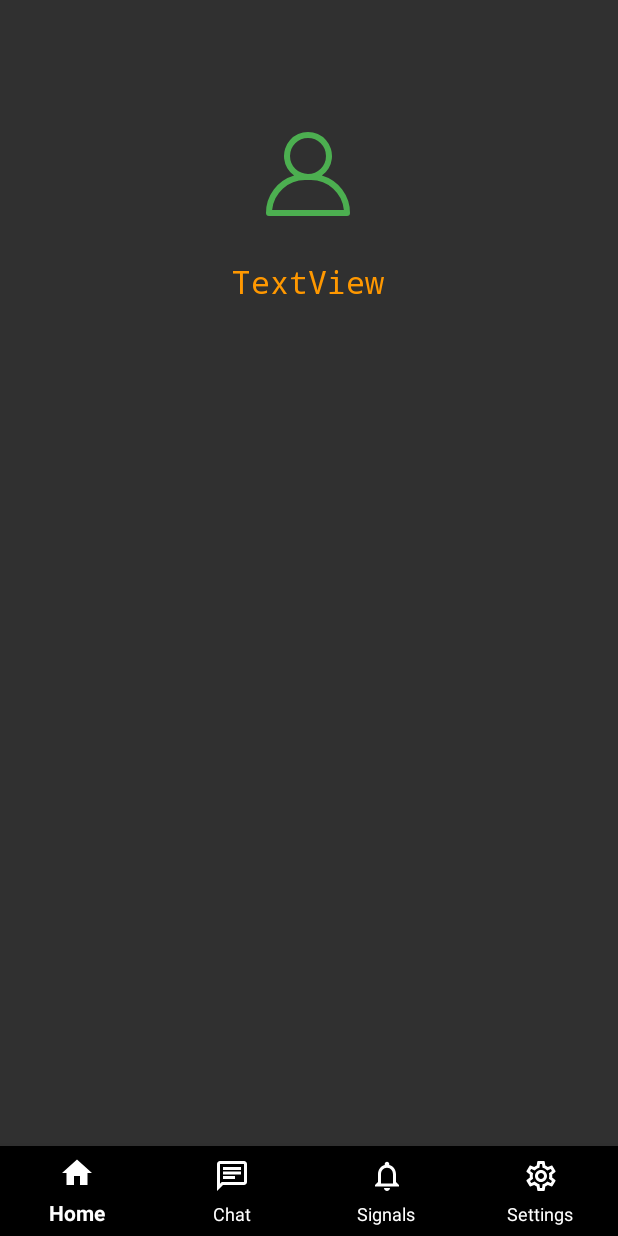
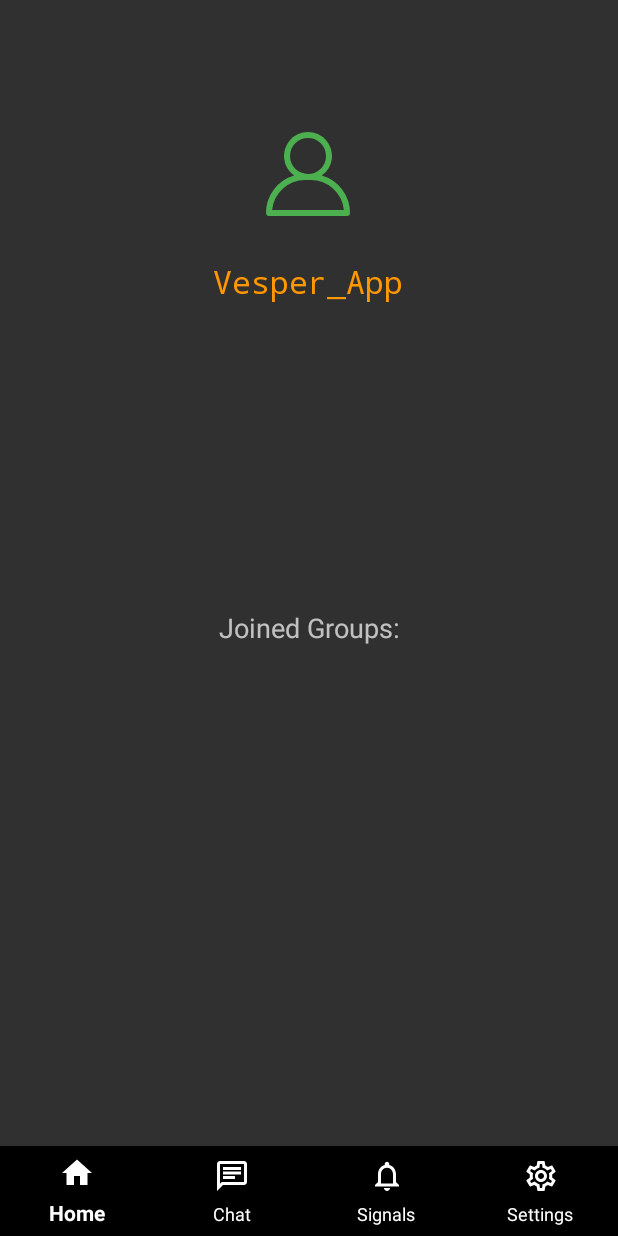
Before and after one commit to ginomcfino/Vesper_Android, an Android app: the fragment UserProfile placed in its activity, on a phone screen of 412 x 824 dp. Run offline under Robolectric (Android 15) with nearby library versions, the phone set to English and light mode, and no system bars; our stand-ins replace Firebase (no records; nobody signed in at launch, a user with empty details on screens opened directly); libraries missing offline, so code that uses them is left out: com.anychart, com.anychart.chart, com.anychart.charts, com.anychart.data, io.grpc; 6 statements that could not run were skipped.

Commit message:
finished personal settings

```diff
--- a/app/src/main/java/com/company/vesper/UserProfile.java
+++ b/app/src/main/java/com/company/vesper/UserProfile.java
@@ -3,10 +3,26 @@ package com.company.vesper;
 import android.os.Bundle;
 
 import androidx.fragment.app.Fragment;
+import com.company.vesper.State;
 
 import android.view.LayoutInflater;
 import android.view.View;
 import android.view.ViewGroup;
+import android.widget.ExpandableListView;
+import android.widget.TextView;
+
+import com.company.vesper.databinding.FragmentModifyWatchlistBinding;
+import com.company.vesper.databinding.FragmentUserProfileBinding;
+import com.company.vesper.dbModels.GroupInfo;
+import com.company.vesper.dbModels.UserInfo;
+import com.company.vesper.groups.GroupListAdapter;
+import com.google.firebase.firestore.DocumentSnapshot;
+import com.google.firebase.firestore.QuerySnapshot;
+
+import org.w3c.dom.Text;
+
+import java.util.ArrayList;
+import java.util.List;
 
 /**
  * A simple {@link Fragment} subclass.
@@ -14,6 +30,9 @@ import android.view.ViewGroup;
  * create an instance of this fragment.
  */
 public class UserProfile extends Fragment {
+
+    ExpandableListView expandableListView;
+    TextView username;
 
     // TODO: Rename parameter arguments, choose names that match
     // the fragment initialization parameters, e.g. ARG_ITEM_NUMBER
@@ -32,8 +51,6 @@ public class UserProfile extends Fragment {
      * Use this factory method to create a new instance of
      * this fragment using the provided parameters.
      *
-     * @param param1 Parameter 1.
-     * @param param2 Parameter 2.
      * @return A new instance of fragment UserProfile.
      */
     // TODO: Rename and change types and number of parameters
@@ -59,6 +76,25 @@ public class UserProfile extends Fragment {
     public View onCreateView(LayoutInflater inflater, ViewGroup container,
                              Bundle savedInstanceState) {
         // Inflate the layout for this fragment
-        return inflater.inflate(R.layout.fragment_user_profile, container, false);
+        //return inflater.inflate(R.layout.fragment_user_profile, container, false);
+        ;
+        FragmentUserProfileBinding binding = FragmentUserProfileBinding.inflate(inflater);
+        View view = binding.getRoot();
+
+        UserInfo user = State.getUser();
+
+        username = view.findViewById(R.id.username);
+        username.setText(user.getName());
+
+        List<GroupInfo> groups = new ArrayList<>();
+        GroupListAdapter adapter = new GroupListAdapter(getContext(), groups);
+
+        groups.addAll(State.getUser().getGroups());
+
+        adapter.notifyDataSetChanged();
+
+        binding.joinedGroups.setAdapter(adapter);
+
+        return view;
     }
 }
--- a/app/src/main/res/layout/fragment_user_profile.xml
+++ b/app/src/main/res/layout/fragment_user_profile.xml
@@ -16,7 +16,7 @@
             android:layout_height="143dp"
             android:layout_marginTop="84dp"
             android:gravity="center"
-            android:text="TextView"
+            android:text="@string/app_name"
             android:textColor="#FF9800"
             android:textSize="21sp"
             android:typeface="monospace"
@@ -26,6 +26,28 @@
             app:layout_constraintHorizontal_bias="0.497"
             app:layout_constraintStart_toStartOf="parent"
             app:layout_constraintTop_toTopOf="parent" />
+
+        <TextView
+            android:id="@+id/textView2"
+            android:layout_width="wrap_content"
+            android:layout_height="wrap_content"
+            android:layout_marginBottom="32dp"
+            android:text="@string/list_groups"
+            android:textSize="18sp"
+            app:layout_constraintBottom_toTopOf="@+id/joined_groups"
+            app:layout_constraintEnd_toEndOf="parent"
+            app:layout_constraintStart_toStartOf="parent" />
+
+        <ListView
+            android:id="@+id/joined_groups"
+            android:layout_width="wrap_content"
+            android:layout_height="300dp"
+            android:layout_marginBottom="1dp"
+            app:layout_constraintBottom_toBottomOf="parent"
+            app:layout_constraintEnd_toEndOf="parent"
+            app:layout_constraintHorizontal_bias="1.0"
+            app:layout_constraintStart_toStartOf="parent" />
+
     </androidx.constraintlayout.widget.ConstraintLayout>
 
 </FrameLayout>
--- a/app/src/main/res/layout/group_item.xml
+++ b/app/src/main/res/layout/group_item.xml
@@ -32,10 +32,9 @@
         android:id="@+id/membersCount"
         android:layout_width="wrap_content"
         android:layout_height="wrap_content"
-        android:text="Members: 5000"
+        android:layout_marginStart="160dp"
+        android:text="5000"
         app:layout_constraintBottom_toBottomOf="@+id/textView"
-        app:layout_constraintEnd_toEndOf="parent"
-        app:layout_constraintHorizontal_bias="0.5"
         app:layout_constraintStart_toEndOf="@+id/textView"
         app:layout_constraintTop_toTopOf="@+id/textView" />
 
--- a/app/src/main/res/values/strings.xml
+++ b/app/src/main/res/values/strings.xml
@@ -55,6 +55,8 @@
     <string name="add_error">Not able to add to watchlist, wait and try again</string>
     <string name="ready_add">Ready to Add, Press Submit</string>
     <string name="ready_delete">Ready to Delete, Press Submit</string>
+    <string name="group_details">Details</string>
+    <string name="list_groups">Joined Groups: </string>
     <string name="user">User Profile</string>
     <string name="no_group">No group</string>
     <string name="join_group">JOIN</string>
```
